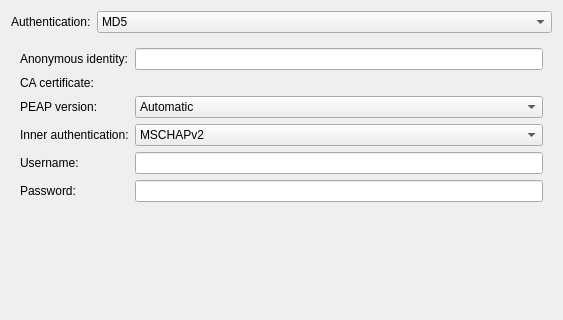
First picture: the form in libs/editor/settings/ui/802-1x.ui, repository KDE/plasma-nm, before the edit; both pictures show x 0 to 563 and y 0 to 320 of the 563 by 471 pixel window.
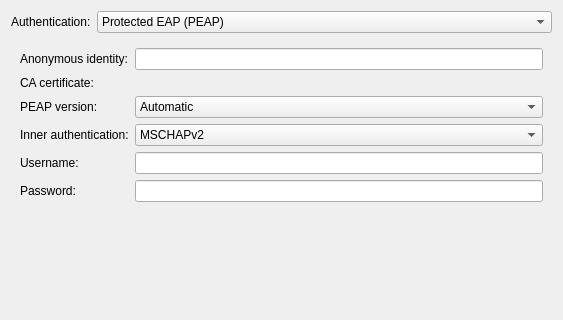
Second picture: the form after the edit. The open tabs and pages were chosen to show the change. Custom widgets are drawn as their Qt base class.

Commit message:
Set default authentication to PEAP in case of WPA/WPA2 Enterprise security
REVIEW:126399

Patch:
```diff
--- a/libs/editor/settings/ui/802-1x.ui
+++ b/libs/editor/settings/ui/802-1x.ui
@@ -30,6 +30,9 @@
        <verstretch>0</verstretch>
       </sizepolicy>
      </property>
+     <property name="currentIndex">
+      <number>5</number>
+     </property>
      <item>
       <property name="text">
        <string>MD5</string>
```
Left out of the diff: 2 changed lines with no effect on the pictures.
